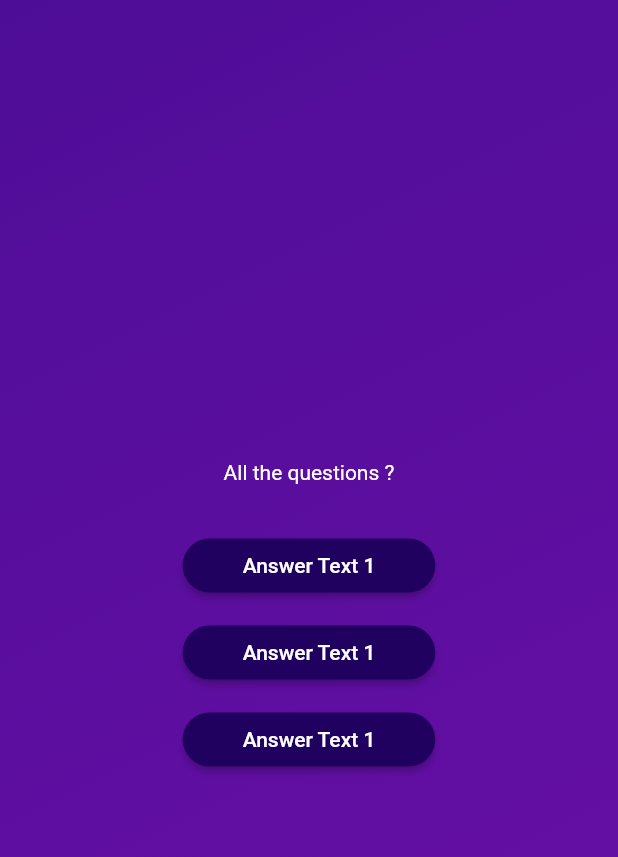
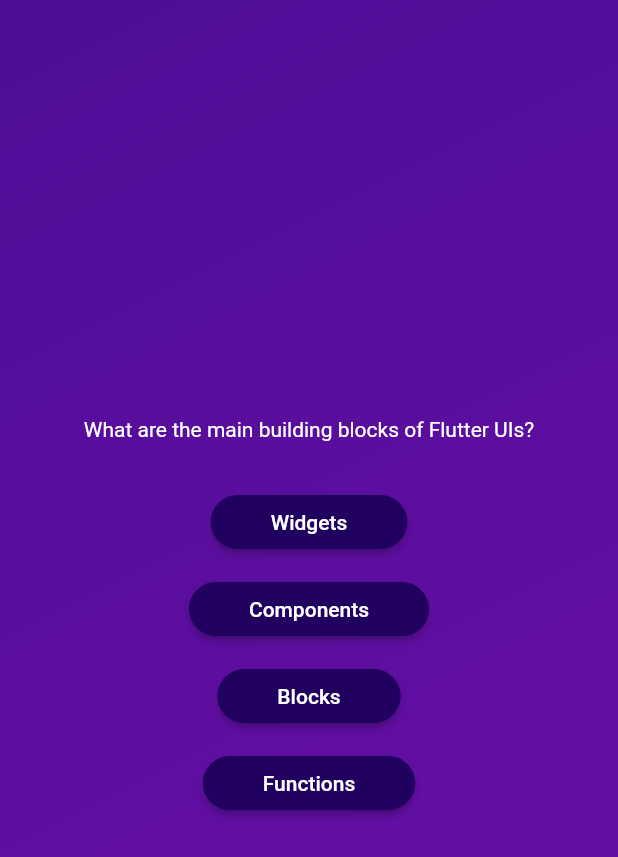
Before and after one commit to AnojAryal/Flutter-Learning, a Flutter app: the screen it shows after launch, after a tap on "Start Quiz", on a phone screen of 412 x 824 dp. Shown: the top 857 px of the screen. Run offline on Flutter 3.47's test engine with Material 2 defaults, Android fonts, the phone set to English and light mode, and no system bars.

Commit message:
Accessing List Elements and Object Properties

```diff
--- a/test_project/lib/questions_screen.dart
+++ b/test_project/lib/questions_screen.dart
@@ -1,5 +1,6 @@
 import 'package:flutter/material.dart';
 import 'package:test_project/answer_button.dart';
+import 'package:test_project/data/questions.dart';
 
 class QuestionScreen extends StatefulWidget {
   const QuestionScreen({super.key});
@@ -13,23 +14,26 @@ class QuestionScreen extends StatefulWidget {
 class _QuestionScreenState extends State<QuestionScreen> {
   @override
   Widget build(context) {
+    final currentQuestion = questions[0];
     return SizedBox(
       width: double.infinity,
       child: Column(
         mainAxisAlignment: MainAxisAlignment.center,
         children: [
-          const Text(
-            'All the questions ?',
-            style: TextStyle(color: Colors.white),
+          Text(
+            currentQuestion.text,
+            style:const TextStyle(color: Colors.white),
           ),
           const SizedBox(
             height: 30,
           ),
-          AnswerButtons(answerText: 'Answer Text 1', onTap: () {}),
+          AnswerButtons(answerText: currentQuestion.answers[0], onTap: () {}),
           const SizedBox(height:10),
-          AnswerButtons(answerText: 'Answer Text 1', onTap: () {}),
+          AnswerButtons(answerText: currentQuestion.answers[1], onTap: () {}),
           const SizedBox(height:10),
-          AnswerButtons(answerText: 'Answer Text 1', onTap: () {}),
+          AnswerButtons(answerText: currentQuestion.answers[2], onTap: () {}),
+          const SizedBox(height:10),
+          AnswerButtons(answerText: currentQuestion.answers[3], onTap: () {}),
         ],
       ),
     );
```
